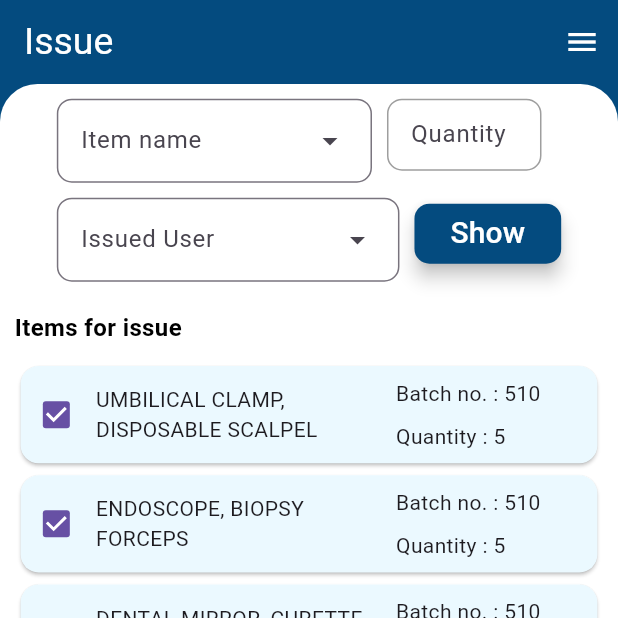
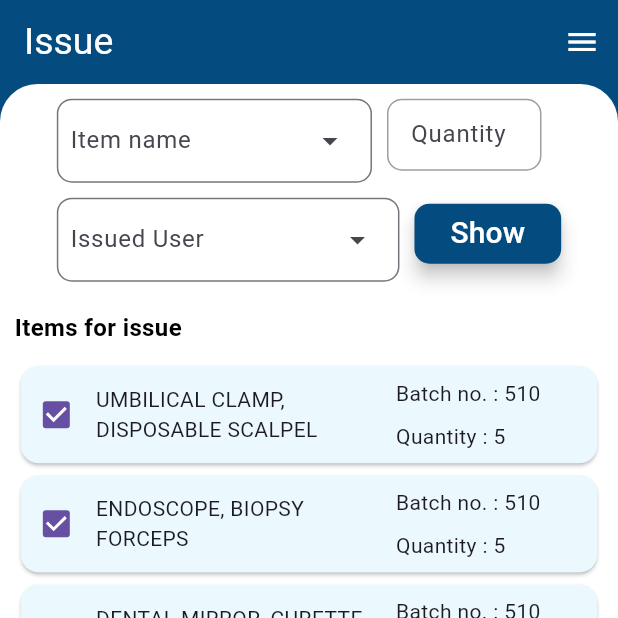
Before and after one commit to grapesHisham/CSSD, a Flutter app: the IssueViewCssdCussCssdLogin screen opened by its route, on a phone screen of 412 x 824 dp, the top half of it. Run offline on Flutter 3.47's test engine with Material 3 defaults, Android fonts, the light colour scheme and no system bars; our stand-ins replace animated_custom_dropdown, curved_navigation_bar, device_preview, dio, fl_chart, fluentui_system_icons and 7 more; missing offline and left inert: text_marquee; accounts and stored records are empty; generated files the repository leaves out were written again.

Commit message:
animated custom dropdown with suggestions added ,

```diff
--- a/lib/Widgets/custom_textfield.dart
+++ b/lib/Widgets/custom_textfield.dart
@@ -17,6 +17,9 @@ class CustomTextFormField extends StatelessWidget {
   final Size? textFieldSize;
   final BorderRadius borderRadius;
   final int? maxLendgth;
+  final int? minLines;
+  final int? maxLines;
+
   final FocusNode? focusNode;
   final Function(String)? onChanged;
   final void Function(String)? onFieldSubmitted;
@@ -39,7 +42,10 @@ class CustomTextFormField extends StatelessWidget {
       this.maxLendgth,
       this.onChanged,
       this.isReadOnly,
-      this.focusNode, this.onFieldSubmitted});
+      this.focusNode,
+      this.onFieldSubmitted,
+      this.minLines,
+      this.maxLines});
 
   @override
   Widget build(BuildContext context) {
@@ -49,6 +55,8 @@ class CustomTextFormField extends StatelessWidget {
         maxWidth: textFieldSize?.width ?? double.infinity,
       ),
       child: TextFormField(
+        minLines: minLines,
+        maxLines: maxLines,
         onFieldSubmitted: onFieldSubmitted,
         focusNode: focusNode,
         readOnly: isReadOnly ?? false,
--- a/lib/Widgets/dropdown_menu_widget.dart
+++ b/lib/Widgets/dropdown_menu_widget.dart
@@ -16,13 +16,19 @@ class CustomDropDownMenuWidget extends StatelessWidget {
   @override
   Widget build(BuildContext context) {
     return DropdownMenu(
-      menuHeight: 230 ,
+        menuHeight: 230,
         width: dropDownWidth,
         label: Text(label),
         inputDecorationTheme: InputDecorationTheme(
-            border:
-                OutlineInputBorder(borderRadius: BorderRadius.circular(10))),
+          border: OutlineInputBorder(borderRadius: BorderRadius.circular(10)),
+          contentPadding:
+              const EdgeInsets.symmetric(horizontal: 5, vertical: 5),
+        ),
         dropdownMenuEntries: dropdownMenuEntries,
+        trailingIcon: const Padding(
+          padding: EdgeInsets.only(right: 0),
+          child: Icon(Icons.arrow_drop_down),
+        ),
         onSelected: onSelected);
   }
 }
--- a/lib/app/modules/cssd_as_custodian/Department_User/controller/sterilization_controller.dart
+++ b/lib/app/modules/cssd_as_custodian/Department_User/controller/sterilization_controller.dart
@@ -9,10 +9,24 @@ class SterilizationControllerCssdCussDeptUser extends ChangeNotifier {
 
   TextEditingController remarksController = TextEditingController();
   TextEditingController quantityController = TextEditingController();
-  TextEditingController itemNameController = TextEditingController();
-
+  // TextEditingController itemNameController = TextEditingController();
   bool _isLoading = false;
   bool get isLoading => _isLoading;
+
+  //list of map for items and its quantity to display on gridview builder while adding items
+  final List<Map<String, dynamic>> _selectedItemsQuantity = [];
+  List<Map<String, dynamic>> get getSelectedItemsQuantity =>
+      _selectedItemsQuantity;
+
+  // when selecting item from items dropdown
+  String _selectedItemDropdown = "";
+  String get getSelectedItemDropdown => _selectedItemDropdown;
+
+  set setSelectedItemDropdown(String value) {
+    _selectedItemDropdown = value;
+    log("Selected dropdown value changed: $_selectedItemDropdown");
+  }
+
   //department dropdown fetch
   List<GetDepartmentListModelData> _departmentDropdownItems = [];
   List<GetDepartmentListModelData> get departmentDropdownItems =>
@@ -51,7 +65,7 @@ class SterilizationControllerCssdCussDeptUser extends ChangeNotifier {
   //fetch items list for department
   final List<GetItemNameModelData> _itemsList = [];
   List<GetItemNameModelData> get itemsList => _itemsList;
-   List<String> _itemsNames = [];
+  List<String> _itemsNames = [];
   List<String> get itemsNames => _itemsNames;
 
   Future<void> fetchItems(String itemname) async {
@@ -69,4 +83,17 @@ class SterilizationControllerCssdCussDeptUser extends ChangeNotifier {
       log("exception : $e");
     }
   }
+
+  void clearInputs() {
+    //to clear the values inside the text fields - items and quantity , after adding it to gridview builder
+   /*  // setSelectedItemDropdown = "";  clearing selected item creates a bug of not able to add the same item again to the list consecutively */
+    quantityController.clear();
+  }
+
+  void addItemsToGrid(String itemName, String quantity) {
+    // adding items to list of map
+    _selectedItemsQuantity.add({"itemName": itemName, "quantity": quantity});
+    log(_selectedItemsQuantity.toString());
+    notifyListeners();
+  }
 }
--- a/lib/app/modules/login_module/view/dashboard_switch_cssd_dept.dart
+++ b/lib/app/modules/login_module/view/dashboard_switch_cssd_dept.dart
@@ -94,6 +94,7 @@ class SwitchBetweenCssdAndDepartment extends StatelessWidget {
                             context,
                             Routes.dashboardViewCssdCussDeptUser,
                             (Route route) => false); */
+
                         Navigator.pushNamed(
                           context,
                           Routes.dashboardViewCssdCussDeptUser,
--- a/lib/app/modules/login_module/view/splash_screen.dart
+++ b/lib/app/modules/login_module/view/splash_screen.dart
@@ -18,7 +18,7 @@ class _SplashState extends State<Splash> {
   @override
   void initState() {
     WidgetsBinding.instance.addPostFrameCallback((_) async {
-      await checkIfAlreadyLoggedin();
+      // await checkIfAlreadyLoggedin(); //turn on later check
     });
 
     super.initState();
```
Also changed, not shown: lib/app/modules/cssd_as_custodian/Department_User/view/sterilization_request_view.dart (+107 -45 lines), lib/app/modules/cssd_as_custodian/Department_User/view/widgets/sterilization_widgets/overlay_widget.dart (+42 -42 lines), lib/main.dart (+7 -4 lines).
